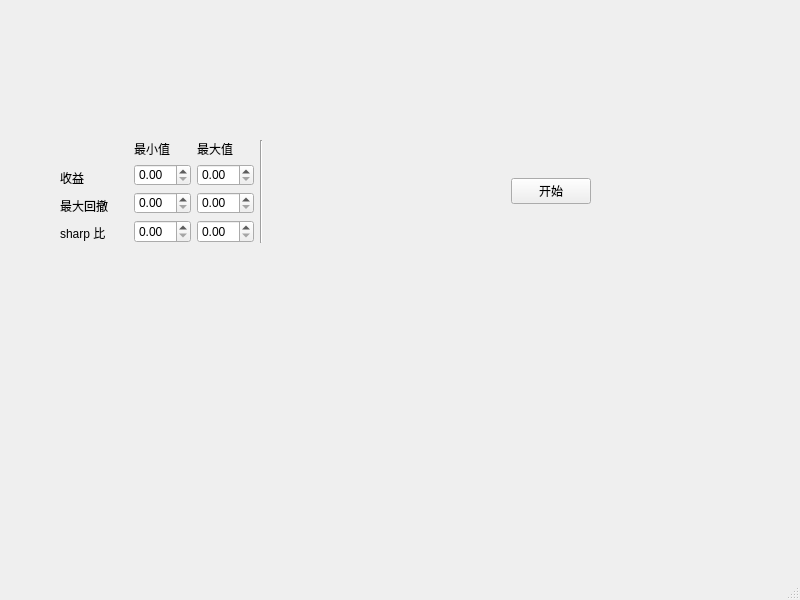
Qt form 初识PyQt5/layoutTest.ui (pyc-ycy/PyQt5) before a commit.
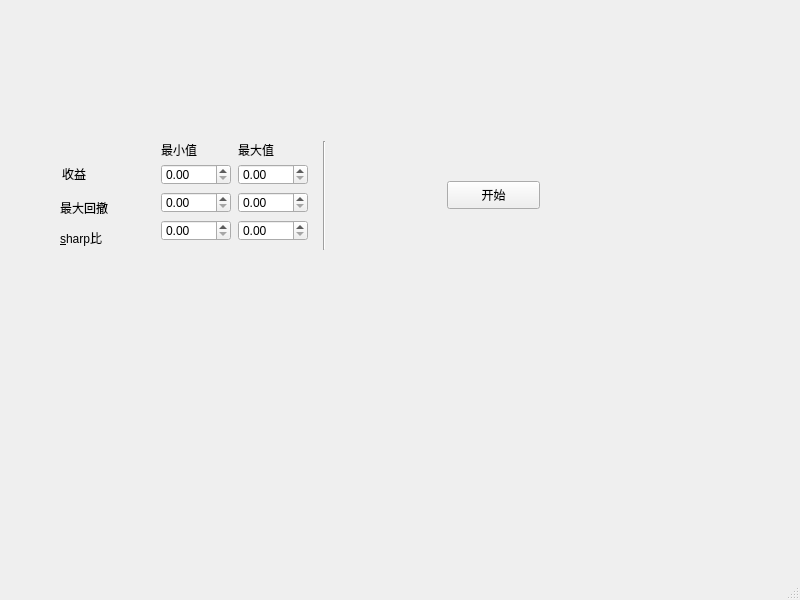
The same form after that commit.

Diff of the .ui file:
```diff
--- a/初识PyQt5/layoutTest.ui
+++ b/初识PyQt5/layoutTest.ui
@@ -14,128 +14,178 @@
    <string>MainWindow</string>
   </property>
   <widget class="QWidget" name="centralwidget">
-   <widget class="QWidget" name="layoutWidget">
+   <widget class="Line" name="line">
     <property name="geometry">
      <rect>
-      <x>60</x>
-      <y>140</y>
-      <width>531</width>
-      <height>103</height>
+      <x>316</x>
+      <y>141</y>
+      <width>16</width>
+      <height>109</height>
      </rect>
     </property>
-    <layout class="QHBoxLayout" name="horizontalLayout">
-     <item>
-      <layout class="QVBoxLayout" name="verticalLayout">
-       <item>
+    <property name="orientation">
+     <enum>Qt::Vertical</enum>
+    </property>
+   </widget>
+   <widget class="QPushButton" name="pushButton">
+    <property name="geometry">
+     <rect>
+      <x>447</x>
+      <y>181</y>
+      <width>93</width>
+      <height>28</height>
+     </rect>
+    </property>
+    <property name="sizePolicy">
+     <sizepolicy hsizetype="Minimum" vsizetype="Fixed">
+      <horstretch>1</horstretch>
+      <verstretch>1</verstretch>
+     </sizepolicy>
+    </property>
+    <property name="text">
+     <string>开始</string>
+    </property>
+   </widget>
         <widget class="QLabel" name="label_6">
+    <property name="geometry">
+     <rect>
+      <x>62</x>
+      <y>142</y>
+      <width>16</width>
+      <height>17</height>
+     </rect>
+    </property>
          <property name="text">
           <string/>
          </property>
         </widget>
-       </item>
-       <item>
-        <widget class="QLabel" name="label_3">
-         <property name="text">
-          <string>收益</string>
-         </property>
-        </widget>
-       </item>
-       <item>
-        <widget class="QLabel" name="label_4">
+   <widget class="QLabel" name="label_maxdrawdown">
+    <property name="geometry">
+     <rect>
+      <x>60</x>
+      <y>200</y>
+      <width>60</width>
+      <height>16</height>
+     </rect>
+    </property>
          <property name="text">
           <string>最大回撤</string>
          </property>
         </widget>
-       </item>
-       <item>
-        <widget class="QLabel" name="label_5">
+   <widget class="QLabel" name="label_return">
+    <property name="geometry">
+     <rect>
+      <x>62</x>
+      <y>166</y>
+      <width>30</width>
+      <height>16</height>
+     </rect>
+    </property>
          <property name="text">
-          <string>sharp 比</string>
-         </property>
-        </widget>
-       </item>
-      </layout>
-     </item>
-     <item>
-      <spacer name="verticalSpacer">
-       <property name="orientation">
-        <enum>Qt::Vertical</enum>
-       </property>
-       <property name="sizeHint" stdset="0">
-        <size>
-         <width>20</width>
-         <height>40</height>
-        </size>
-       </property>
-      </spacer>
-     </item>
-     <item>
-      <layout class="QGridLayout" name="gridLayout">
-       <item row="0" column="0">
+     <string>收益</string>
+    </property>
+   </widget>
+   <widget class="QLabel" name="label_sharp">
+    <property name="geometry">
+     <rect>
+      <x>60</x>
+      <y>230</y>
+      <width>63</width>
+      <height>16</height>
+     </rect>
+    </property>
+    <property name="text">
+     <string>&amp;sharp比</string>
+    </property>
+    <property name="buddy">
+     <cstring>doubleSpinBox_sharp_min</cstring>
+    </property>
+   </widget>
+   <widget class="QDoubleSpinBox" name="doubleSpinBox_maxdrawdown_min">
+    <property name="geometry">
+     <rect>
+      <x>161</x>
+      <y>192</y>
+      <width>70</width>
+      <height>21</height>
+     </rect>
+    </property>
+   </widget>
+   <widget class="QDoubleSpinBox" name="doubleSpinBox_maxdrawdown_max">
+    <property name="geometry">
+     <rect>
+      <x>238</x>
+      <y>192</y>
+      <width>70</width>
+      <height>21</height>
+     </rect>
+    </property>
+   </widget>
         <widget class="QLabel" name="label">
+    <property name="geometry">
+     <rect>
+      <x>161</x>
+      <y>142</y>
+      <width>45</width>
+      <height>16</height>
+     </rect>
+    </property>
          <property name="text">
           <string>最小值</string>
          </property>
         </widget>
-       </item>
-       <item row="0" column="1">
         <widget class="QLabel" name="label_2">
+    <property name="geometry">
+     <rect>
+      <x>238</x>
+      <y>142</y>
+      <width>45</width>
+      <height>16</height>
+     </rect>
+    </property>
          <property name="text">
           <string>最大值</string>
          </property>
         </widget>
-       </item>
-       <item row="1" column="0">
-        <widget class="QDoubleSpinBox" name="doubleSpinBox"/>
-       </item>
-       <item row="1" column="1">
-        <widget class="QDoubleSpinBox" name="doubleSpinBox_2"/>
-       </item>
-       <item row="2" column="0">
-        <widget class="QDoubleSpinBox" name="doubleSpinBox_3"/>
-       </item>
-       <item row="2" column="1">
-        <widget class="QDoubleSpinBox" name="doubleSpinBox_4"/>
-       </item>
-       <item row="3" column="0">
-        <widget class="QDoubleSpinBox" name="doubleSpinBox_5"/>
-       </item>
-       <item row="3" column="1">
-        <widget class="QDoubleSpinBox" name="doubleSpinBox_6"/>
-       </item>
-      </layout>
-     </item>
-     <item>
-      <widget class="Line" name="line">
-       <property name="orientation">
-        <enum>Qt::Vertical</enum>
-       </property>
-      </widget>
-     </item>
-     <item>
-      <spacer name="horizontalSpacer">
-       <property name="orientation">
-        <enum>Qt::Horizontal</enum>
-       </property>
-       <property name="sizeType">
-        <enum>QSizePolicy::Preferred</enum>
-       </property>
-       <property name="sizeHint" stdset="0">
-        <size>
-         <width>400</width>
-         <height>20</height>
-        </size>
-       </property>
-      </spacer>
-     </item>
-     <item>
-      <widget class="QPushButton" name="pushButton">
-       <property name="text">
-        <string>开始</string>
-       </property>
-      </widget>
-     </item>
-    </layout>
+   <widget class="QDoubleSpinBox" name="doubleSpinBox_returns_min">
+    <property name="geometry">
+     <rect>
+      <x>161</x>
+      <y>164</y>
+      <width>70</width>
+      <height>21</height>
+     </rect>
+    </property>
+   </widget>
+   <widget class="QDoubleSpinBox" name="doubleSpinBox_returns_max">
+    <property name="geometry">
+     <rect>
+      <x>238</x>
+      <y>164</y>
+      <width>70</width>
+      <height>21</height>
+     </rect>
+    </property>
+   </widget>
+   <widget class="QDoubleSpinBox" name="doubleSpinBox_sharp_min">
+    <property name="geometry">
+     <rect>
+      <x>161</x>
+      <y>220</y>
+      <width>70</width>
+      <height>21</height>
+     </rect>
+    </property>
+   </widget>
+   <widget class="QDoubleSpinBox" name="doubleSpinBox_sharp_max">
+    <property name="geometry">
+     <rect>
+      <x>238</x>
+      <y>220</y>
+      <width>70</width>
+      <height>21</height>
+     </rect>
+    </property>
    </widget>
   </widget>
   <widget class="QMenuBar" name="menubar">
```
Lines whose indentation alone changed are shown as unchanged.
